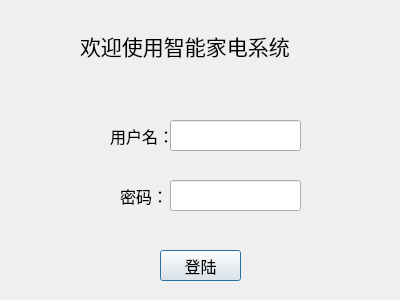
Old version of the form login.ui in the repository zgqzhangguoqi/Team_Smart_Elect.
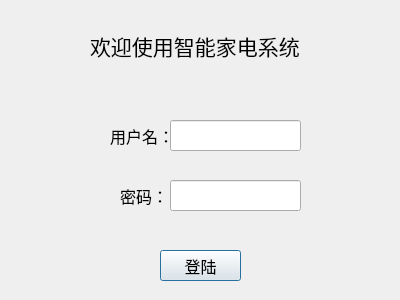
New version of the form. Icons and pictures are not drawn.

Commit message: ui简单更改

```diff
--- a/login.ui
+++ b/login.ui
@@ -20,7 +20,7 @@
   <widget class="QLabel" name="label">
    <property name="geometry">
     <rect>
-     <x>80</x>
+     <x>90</x>
      <y>10</y>
      <width>231</width>
      <height>71</height>
```
